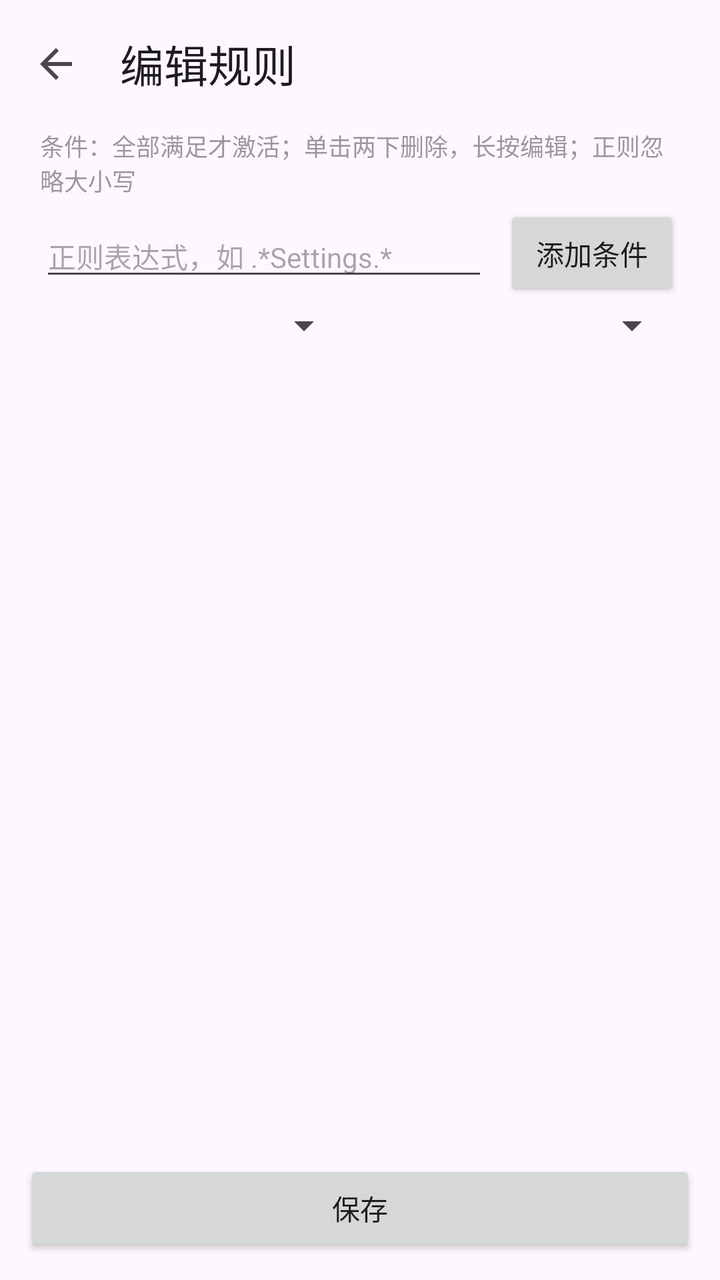
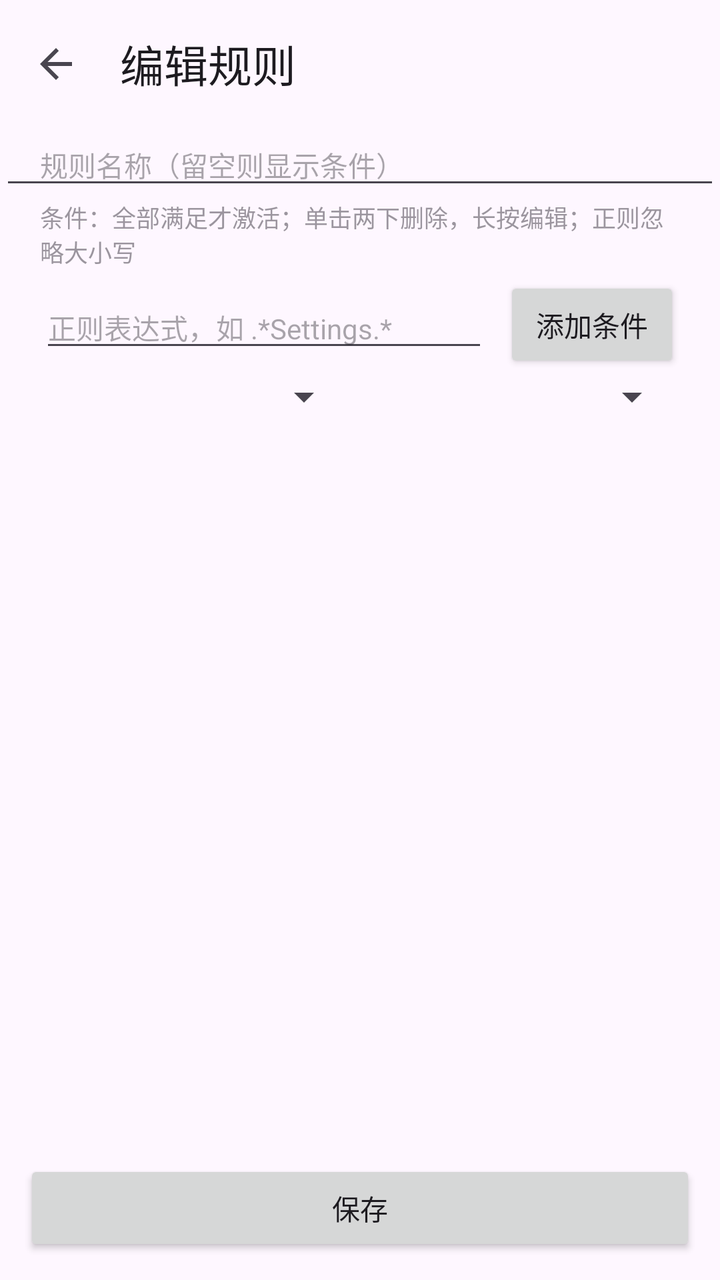

Before-and-after screenshots of an Android layout around one commit, followed by the original layout XML and the change that was made.
<!-- AndroidManifest.xml: application theme Theme.OrientationManager -->
<!-- res/layout/activity_rule_edit.xml -->
<?xml version="1.0" encoding="utf-8"?>
<LinearLayout xmlns:android="http://schemas.android.com/apk/res/android"
    xmlns:app="http://schemas.android.com/apk/res-auto"
    android:layout_width="match_parent"
    android:layout_height="match_parent"
    android:orientation="vertical">

    <com.google.android.material.appbar.MaterialToolbar
        android:id="@+id/toolbar"
        android:layout_width="match_parent"
        android:layout_height="?attr/actionBarSize"
        app:navigationIcon="?attr/homeAsUpIndicator"
        app:title="@string/rule_edit_title" />

    <TextView
        android:layout_width="match_parent"
        android:layout_height="wrap_content"
        android:alpha="0.55"
        android:paddingStart="20dp"
        android:paddingEnd="20dp"
        android:text="@string/rule_edit_conditions"
        android:textSize="12sp" />

    <LinearLayout
        android:layout_width="match_parent"
        android:layout_height="wrap_content"
        android:gravity="center_vertical"
        android:orientation="horizontal"
        android:paddingStart="20dp"
        android:paddingTop="4dp"
        android:paddingEnd="20dp">

        <EditText
            android:id="@+id/rule_pattern"
            android:layout_width="0dp"
            android:layout_height="wrap_content"
            android:layout_weight="1"
            android:hint="@string/advanced_hint"
            android:importantForAutofill="no"
            android:inputType="text"
            android:maxLines="1"
            android:textSize="14sp" />

        <Button
            android:id="@+id/rule_add_condition"
            android:layout_width="wrap_content"
            android:layout_height="wrap_content"
            android:layout_marginStart="8dp"
            android:text="@string/rule_edit_add_condition" />
    </LinearLayout>

    <LinearLayout
        android:layout_width="match_parent"
        android:layout_height="wrap_content"
        android:gravity="center_vertical"
        android:orientation="horizontal"
        android:paddingStart="20dp"
        android:paddingEnd="20dp">

        <Spinner
            android:id="@+id/rule_field"
            android:layout_width="0dp"
            android:layout_height="wrap_content"
            android:layout_weight="1" />

        <Spinner
            android:id="@+id/rule_mode"
            android:layout_width="0dp"
            android:layout_height="wrap_content"
            android:layout_marginStart="8dp"
            android:layout_weight="1" />
    </LinearLayout>

    <ListView
        android:id="@+id/rule_conditions"
        android:layout_width="match_parent"
        android:layout_height="0dp"
        android:layout_weight="1"
        android:divider="@null"
        android:dividerHeight="0dp" />

    <Button
        android:id="@+id/rule_save"
        android:layout_width="match_parent"
        android:layout_height="wrap_content"
        android:layout_margin="12dp"
        android:text="@string/rule_edit_save" />
</LinearLayout>
<!-- resources referenced by this layout -->
<resources>
  <string name="advanced_hint">正则表达式，如 .*Settings.*</string>
  <string name="rule_edit_add_condition">添加条件</string>
  <string name="rule_edit_conditions">条件：全部满足才激活；单击两下删除，长按编辑；正则忽略大小写</string>
  <string name="rule_edit_save">保存</string>
  <string name="rule_edit_title">编辑规则</string>
  <style name="Theme.OrientationManager" parent="Theme.Material3.DayNight.NoActionBar">
          <item name="android:windowLayoutInDisplayCutoutMode">shortEdges</item>
      </style>
</resources>

<!-- the commit's change to res/layout/activity_rule_edit.xml (unified diff, before → after) -->
@@ -11,6 +11,19 @@
         android:layout_height="?attr/actionBarSize"
         app:navigationIcon="?attr/homeAsUpIndicator"
         app:title="@string/rule_edit_title" />
+
+    <EditText
+        android:id="@+id/rule_name"
+        android:layout_width="match_parent"
+        android:layout_height="wrap_content"
+        android:hint="@string/rule_name_hint"
+        android:importantForAutofill="no"
+        android:inputType="text"
+        android:maxLines="1"
+        android:paddingStart="20dp"
+        android:paddingTop="8dp"
+        android:paddingEnd="20dp"
+        android:textSize="14sp" />
 
     <TextView
         android:layout_width="match_parent"
<!-- resource entries referenced after the edit -->
@@ -5,6 +5,7 @@
   <string name="rule_edit_conditions">条件：全部满足才激活；单击两下删除，长按编辑；正则忽略大小写</string>
   <string name="rule_edit_save">保存</string>
   <string name="rule_edit_title">编辑规则</string>
+  <string name="rule_name_hint">规则名称（留空则显示条件）</string>
   <style name="Theme.OrientationManager" parent="Theme.Material3.DayNight.NoActionBar">
           <item name="android:windowLayoutInDisplayCutoutMode">shortEdges</item>
       </style>
